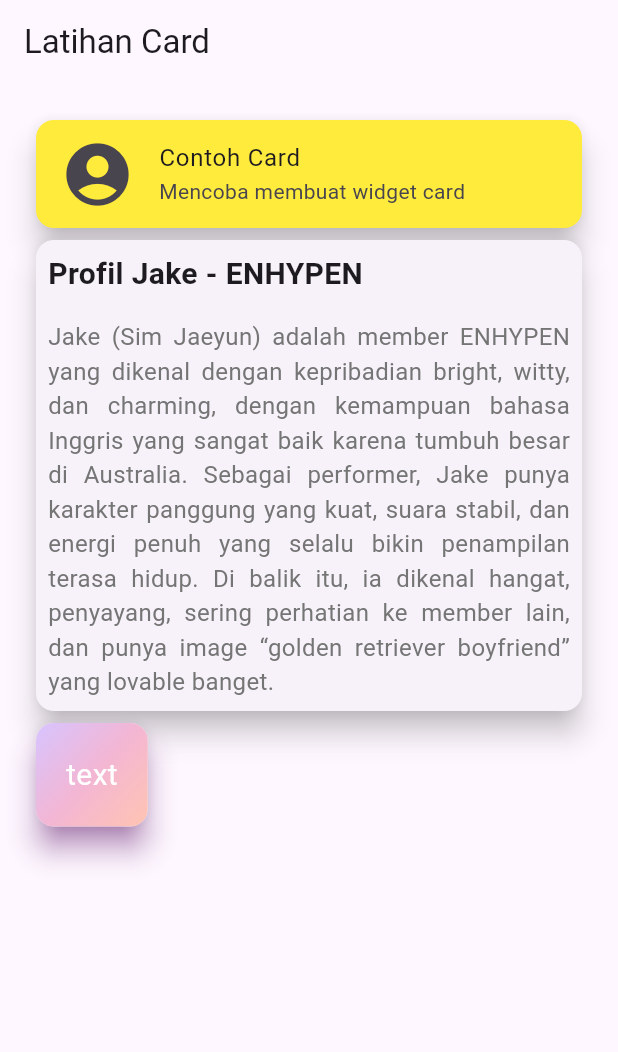
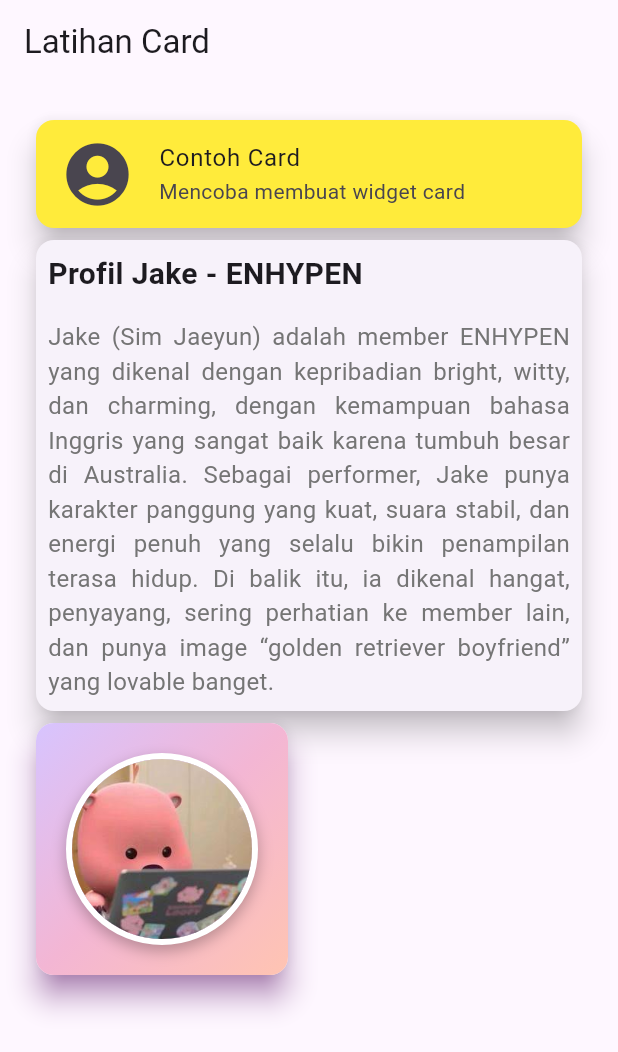
Before and after one commit to rismanitalst/8_widget_card, a Flutter app: the screen it shows after launch, on a phone screen of 412 x 824 dp. Shown: the top 1052 px of the screen. Run offline on Flutter 3.47's test engine with Material 3 defaults, Android fonts, the phone set to English and light mode, and no system bars.

Commit message:
feat: add circle avatar di card 3

```diff
--- a/lib/pages/page_card_01.dart
+++ b/lib/pages/page_card_01.dart
@@ -67,14 +67,29 @@ class MyCard01 extends StatelessWidget {
                       end: Alignment.bottomRight,
                     ),
                   ),
-                  child: const Padding(
-                    padding: EdgeInsets.all(20.0),
-                    child: Text(
-                      "text",
-                      style: TextStyle(
-                        fontSize: 20.0,
-                        color: Colors.white,
-                      ),
+                  child: Padding(
+                    padding: const EdgeInsets.all(20.0),
+                    child: Column(
+                      mainAxisAlignment: MainAxisAlignment.center,
+                      children: [
+                        Container(
+                          decoration: BoxDecoration(
+                            border: Border.all(color: Colors.white, width: 4),
+                            shape: BoxShape.circle,
+                            boxShadow: [
+                              BoxShadow(
+                                color: Colors.black26,
+                                blurRadius: 8,
+                                offset: Offset(0, 4),
+                              ),
+                            ],
+                          ),
+                          child: const CircleAvatar(
+                            radius: 60,
+                            backgroundImage: AssetImage('assets/images/loopy_lembur.jpg'),
+                          ),
+                        ),
+                      ],
                     ),
                   ),
                 ),
--- a/pubspec.yaml
+++ b/pubspec.yaml
@@ -58,8 +58,8 @@ flutter:
   uses-material-design: true
 
   # To add assets to your application, add an assets section, like this:
-  # assets:
-  #   - images/a_dot_burr.jpeg
+  assets:
+    - assets/images/loopy_lembur.jpg
   #   - images/a_dot_ham.jpeg
 
   # An image asset can refer to one or more resolution-specific "variants", see
```
Also changed, not shown: assets/images/loopy_lembur.jpg (added).
